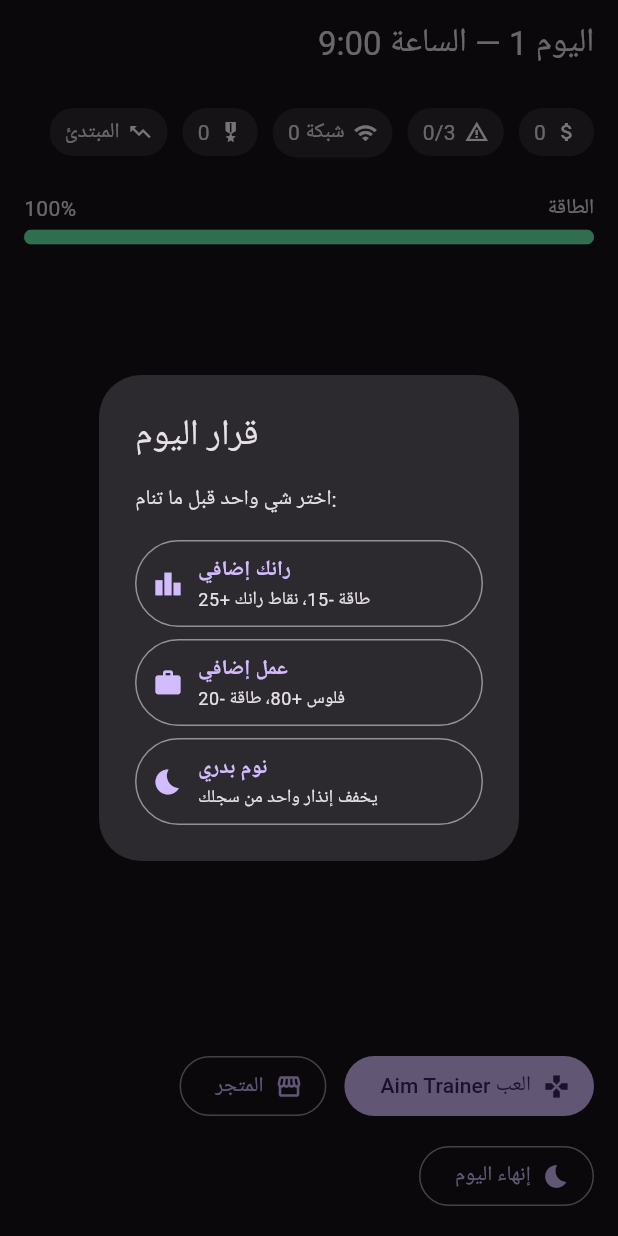
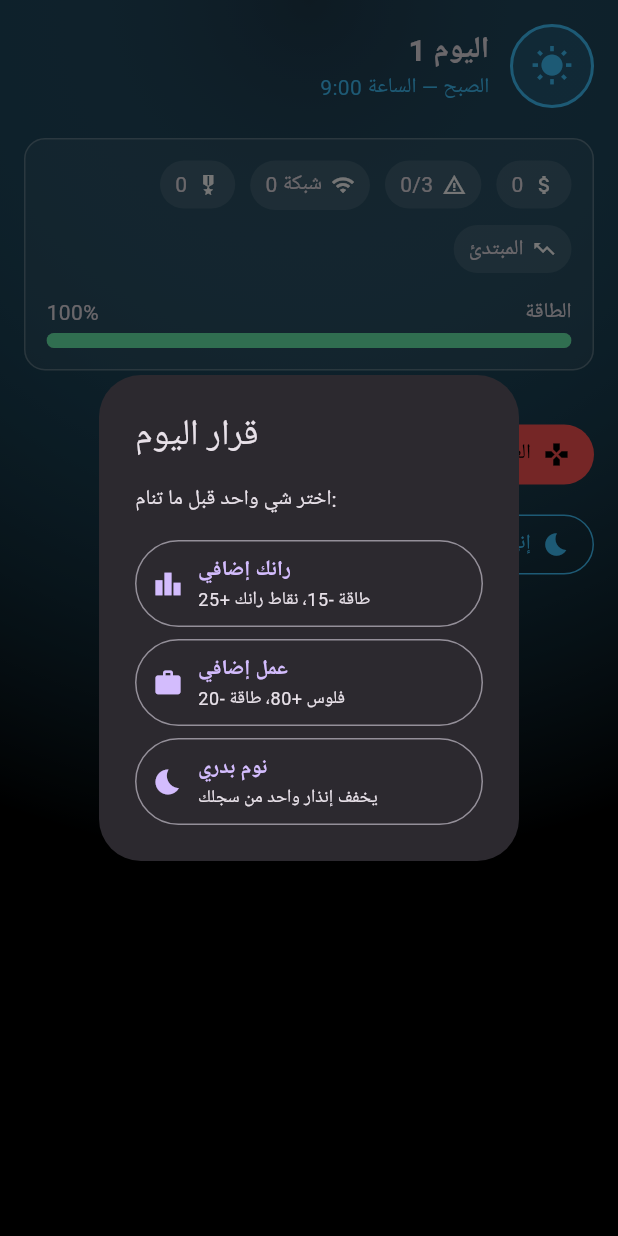
Before and after one commit to alsawagh0-ui/abdullah, a Flutter app: the screen it shows after launch, after a tap on "إنهاء اليوم", on a phone screen of 412 x 824 dp. Run offline on Flutter 3.47's test engine with Material 3 defaults, Android fonts, the phone set to English and light mode, and no system bars; our stand-ins replace flutter_local_notifications, image_picker, shared_preferences, timezone; missing offline and left inert: add_2_calendar, dart:js_interop.

Commit message:
Give RoomScreen the same visual polish as Shop/GameOver screens
- Drops the plain AppBar for a full-bleed layout with a radial gradient
  background whose accent color shifts with the in-game hour (light
  blue morning, amber midday, deep orange sunset, indigo night) via a
  new _timeOfDayInfo(hour) helper, matching the visual language already
  used in ShopScreen and GameOverScreen.
- Adds a header row with a circular time-of-day icon plus day/hour/
  period text, and wraps the stat chips + energy bar in a translucent
  card instead of floating loose in a Padding.
- Action buttons get distinct accent colors (red for Aim Trainer, cyan
  for the shop, the current time-of-day color for ending the day)
  instead of default theme colors.

Co-Authored-By: Claude Sonnet 5 <noreply@anthropic.com>
Claude-Session: https://claude.ai/code/session_01TnmEuciMg1j6SASTA9Ekrg

```diff
--- a/oblez/lib/screens/room_screen.dart
+++ b/oblez/lib/screens/room_screen.dart
@@ -134,13 +134,65 @@ class _RoomScreenState extends State<RoomScreen> {
   Widget build(BuildContext context) {
     final player = context.watch<PlayerState>();
     _maybeAnnounceLevelUp(player);
+    final sky = _timeOfDayInfo(player.hour);
 
     return Scaffold(
-      appBar: AppBar(
-        title: Text('اليوم ${player.day} — الساعة ${player.hour}:00'),
+      body: Container(
+        width: double.infinity,
+        height: double.infinity,
+        decoration: BoxDecoration(
+          gradient: RadialGradient(
+            center: Alignment.topCenter,
+            radius: 1.4,
+            colors: [sky.accent.withOpacity(0.22), Colors.black],
           ),
-      body: Padding(
+        ),
+        child: SafeArea(
+          child: SingleChildScrollView(
             padding: const EdgeInsets.all(16),
+            child: Column(
+              crossAxisAlignment: CrossAxisAlignment.stretch,
+              children: [
+                Row(
+                  children: [
+                    Container(
+                      width: 56,
+                      height: 56,
+                      decoration: BoxDecoration(
+                        shape: BoxShape.circle,
+                        color: sky.accent.withOpacity(0.15),
+                        border: Border.all(color: sky.accent, width: 2),
+                      ),
+                      child: Icon(sky.icon, color: sky.accent, size: 28),
+                    ),
+                    const SizedBox(width: 14),
+                    Column(
+                      crossAxisAlignment: CrossAxisAlignment.start,
+                      children: [
+                        Text(
+                          'اليوم ${player.day}',
+                          style: const TextStyle(
+                            fontSize: 20,
+                            fontWeight: FontWeight.bold,
+                          ),
+                        ),
+                        Text(
+                          '${sky.label} — الساعة ${player.hour}:00',
+                          style: TextStyle(color: sky.accent),
+                        ),
+                      ],
+                    ),
+                  ],
+                ),
+                const SizedBox(height: 20),
+                Container(
+                  width: double.infinity,
+                  padding: const EdgeInsets.all(14),
+                  decoration: BoxDecoration(
+                    color: Colors.white.withOpacity(0.05),
+                    borderRadius: BorderRadius.circular(14),
+                    border: Border.all(color: Colors.white24),
+                  ),
                   child: Column(
                     crossAxisAlignment: CrossAxisAlignment.stretch,
                     children: [
@@ -148,7 +200,10 @@ class _RoomScreenState extends State<RoomScreen> {
                         spacing: 10,
                         runSpacing: 10,
                         children: [
-                StatChip(icon: Icons.attach_money, value: '${player.money}'),
+                          StatChip(
+                            icon: Icons.attach_money,
+                            value: '${player.money}',
+                          ),
                           StatChip(
                             icon: Icons.warning_amber,
                             value: '${player.missedManagerCalls}/3',
@@ -167,24 +222,39 @@ class _RoomScreenState extends State<RoomScreen> {
                           ),
                         ],
                       ),
-            const SizedBox(height: 24),
+                      const SizedBox(height: 16),
                       EnergyBar(value: player.energy, label: 'الطاقة'),
-            const Spacer(),
+                    ],
+                  ),
+                ),
+                const SizedBox(height: 32),
                 Wrap(
                   spacing: 12,
                   runSpacing: 12,
                   children: [
                     FilledButton.icon(
+                      style: FilledButton.styleFrom(
+                        backgroundColor: Colors.redAccent,
+                        foregroundColor: Colors.black,
+                      ),
                       onPressed: () => _goTo(context, const AimTrainerScreen()),
                       icon: const Icon(Icons.gamepad),
                       label: const Text('العب Aim Trainer'),
                     ),
                     OutlinedButton.icon(
+                      style: OutlinedButton.styleFrom(
+                        foregroundColor: Colors.cyanAccent,
+                        side: const BorderSide(color: Colors.cyanAccent),
+                      ),
                       onPressed: () => _goTo(context, const ShopScreen()),
                       icon: const Icon(Icons.storefront),
                       label: const Text('المتجر'),
                     ),
                     OutlinedButton.icon(
+                      style: OutlinedButton.styleFrom(
+                        foregroundColor: sky.accent,
+                        side: BorderSide(color: sky.accent),
+                      ),
                       onPressed: () => _endDay(context),
                       icon: const Icon(Icons.bedtime),
                       label: const Text('إنهاء اليوم'),
@@ -194,6 +264,38 @@ class _RoomScreenState extends State<RoomScreen> {
               ],
             ),
           ),
+        ),
+      ),
     );
   }
 }
+
+/// معلومات وقت اليوم — تلوّن الخلفية والأيقونة حسب ساعة اللعبة الحالية.
+({Color accent, IconData icon, String label}) _timeOfDayInfo(int hour) {
+  if (hour >= 5 && hour < 12) {
+    return (
+      accent: Colors.lightBlueAccent,
+      icon: Icons.wb_sunny,
+      label: 'الصبح',
+    );
+  }
+  if (hour >= 12 && hour < 17) {
+    return (
+      accent: Colors.amberAccent,
+      icon: Icons.wb_sunny_outlined,
+      label: 'الظهر',
+    );
+  }
+  if (hour >= 17 && hour < 21) {
+    return (
+      accent: Colors.deepOrangeAccent,
+      icon: Icons.wb_twilight,
+      label: 'المغرب',
+    );
+  }
+  return (
+    accent: Colors.indigoAccent,
+    icon: Icons.nightlight_round,
+    label: 'الليل',
+  );
+}
```
Lines whose indentation alone changed are shown as unchanged.
